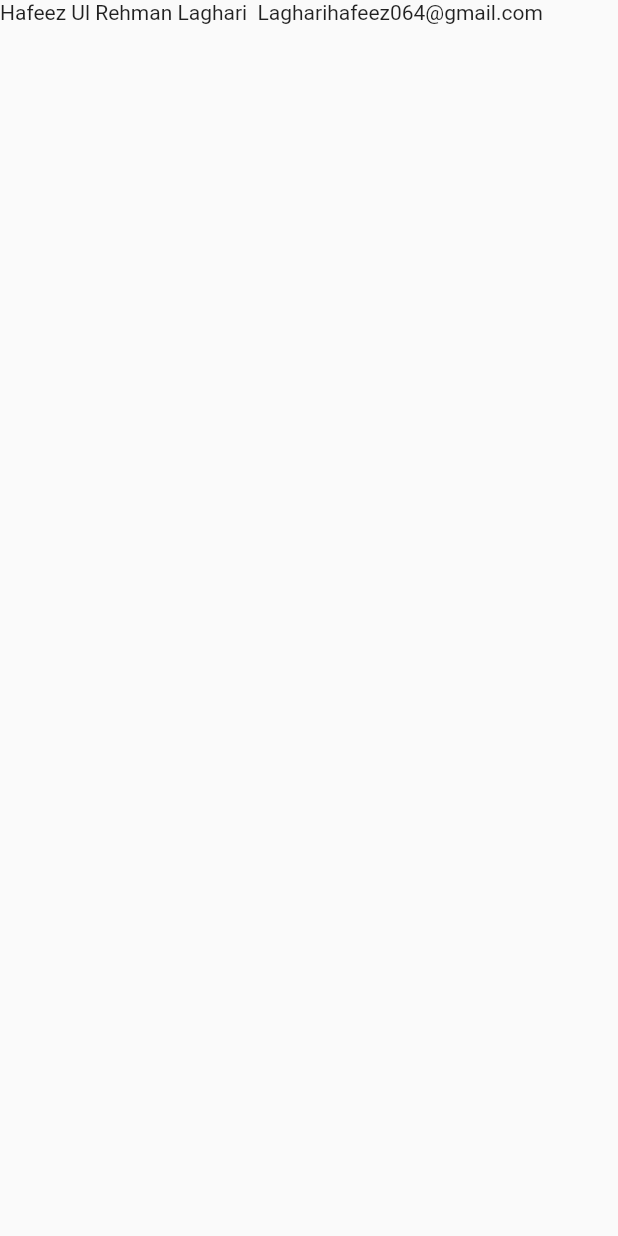
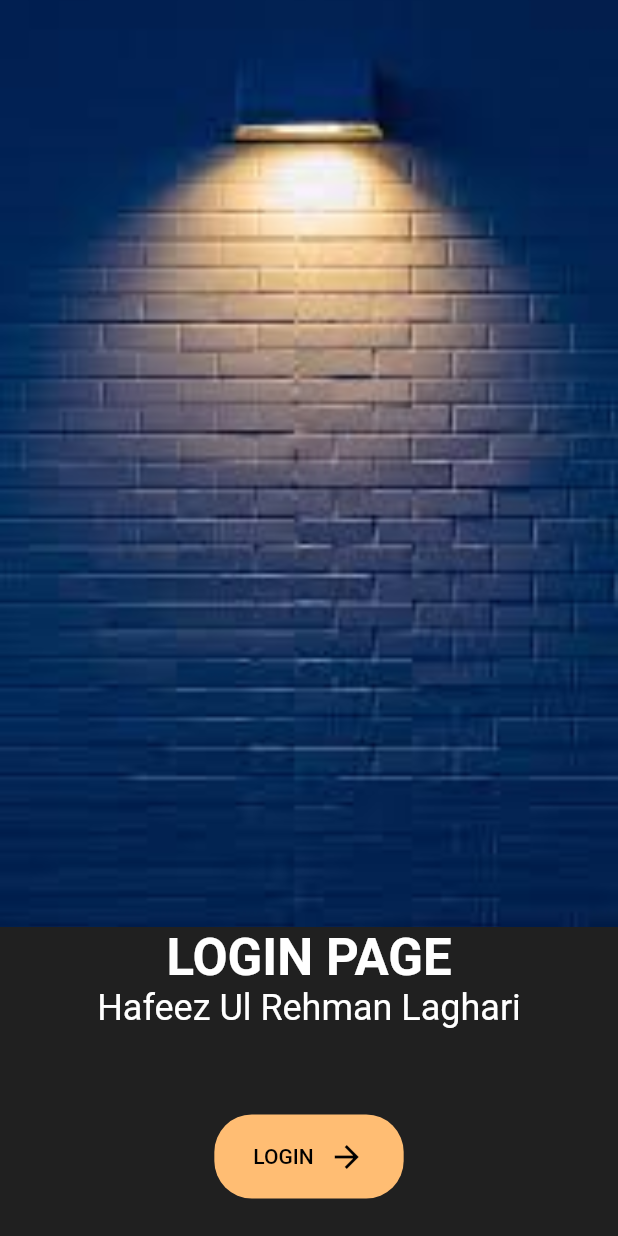
Before and after one commit to hafeezlaghari/Assignmet-of-Flutter, a Flutter app: the screen it shows after launch, on a phone screen of 412 x 824 dp. Run offline on Flutter 3.47's test engine with Material 2 defaults, Android fonts, the phone set to English and light mode, and no system bars.

Commit message:
Login Page

```diff
--- /dev/null
+++ b/lib/constant.dart
@@ -0,0 +1,5 @@
+import 'package:flutter/material.dart';
+
+const kBackgroundColor = Color(0xFF202020);
+
+const KPrimaryColor = Color(0xFFFFBD73);
--- a/lib/main.dart
+++ b/lib/main.dart
@@ -1,22 +1,99 @@
 import 'package:flutter/material.dart';
+import 'package:test1/constant.dart';
+import 'package:test1/signin_page.dart';
 
-void main(){
+Future<void> main() async {
   runApp(MyApp());
-
 }
-
-
-
-
-
-
-
 
 class MyApp extends StatelessWidget {
   @override
   Widget build(BuildContext context) {
     return MaterialApp(
-      home: Scaffold(body: Text('Hafeez Ul Rehman Laghari  Lagharihafeez064@gmail.com')
+      title: "Login Page",
+      theme: ThemeData(
+          brightness: Brightness.dark,
+          primaryColor: KPrimaryColor,
+          scaffoldBackgroundColor: kBackgroundColor,
+          textTheme: TextTheme(
+              display1:
+                  TextStyle(color: Colors.white, fontWeight: FontWeight.bold),
+              button: TextStyle(color: KPrimaryColor),
+              headline: TextStyle(
+                  color: Colors.white, fontWeight: FontWeight.normal)),
+          inputDecorationTheme: InputDecorationTheme(
+              enabledBorder: UnderlineInputBorder(
+                  borderSide:
+                      BorderSide(color: Colors.white.withOpacity(.2))))),
+      home: LoginPage(),
+    );
+  }
+}
+
+class LoginPage extends StatelessWidget {
+  @override
+  Widget build(BuildContext context) {
+    return Scaffold(
+      body: Column(
+        children: <Widget>[
+          Expanded(
+              flex: 3,
+              child: Container(
+                decoration: BoxDecoration(
+                    image: DecorationImage(
+                        image: AssetImage("assets/images/images.jpg"),
+                        fit: BoxFit.cover)),
+              )),
+          Expanded(
+              child: Column(
+            mainAxisAlignment: MainAxisAlignment.spaceBetween,
+            children: <Widget>[
+              RichText(
+                  textAlign: TextAlign.center,
+                  text: TextSpan(children: [
+                    TextSpan(
+                      text: "LOGIN PAGE\n",
+                      style: Theme.of(context).textTheme.display1,
+                    ),
+                    TextSpan(
+                        text: "Hafeez Ul Rehman Laghari",
+                        style: Theme.of(context).textTheme.headline)
+                  ])),
+              FittedBox(
+                child: GestureDetector(
+                  onTap: () {
+                    Navigator.push(context,
+                        MaterialPageRoute(builder: (context) {
+                      return Signinpage();
+                    }));
+                  },
+                  child: Container(
+                    margin: EdgeInsets.only(bottom: 25),
+                    padding: EdgeInsets.symmetric(
+                      horizontal: 26,
+                      vertical: 16,
+                    ),
+                    decoration: BoxDecoration(
+                        borderRadius: BorderRadius.circular(25),
+                        color: KPrimaryColor),
+                    child: Row(children: <Widget>[
+                      Text("LOGIN",
+                          style: Theme.of(context)
+                              .textTheme
+                              .button
+                              .copyWith(color: Colors.black)),
+                      SizedBox(width: 10),
+                      Icon(
+                        Icons.arrow_forward,
+                        color: Colors.black,
+                      )
+                    ]),
+                  ),
+                ),
+              ),
+            ],
+          ))
+        ],
       ),
     );
   }
```
Also changed, not shown: lib/signin_page.dart (added, +104 -0 lines), pubspec.yaml (+7 -3 lines), assets/images/Group.png (added), assets/images/Jawan.png (added), assets/images/Welcome.png (added), assets/images/download (1).jpg (added), assets/images/download.jpg (added), assets/images/image.png (added), assets/images/images.jpg (added), assets/images/jawan.jpg (added).
